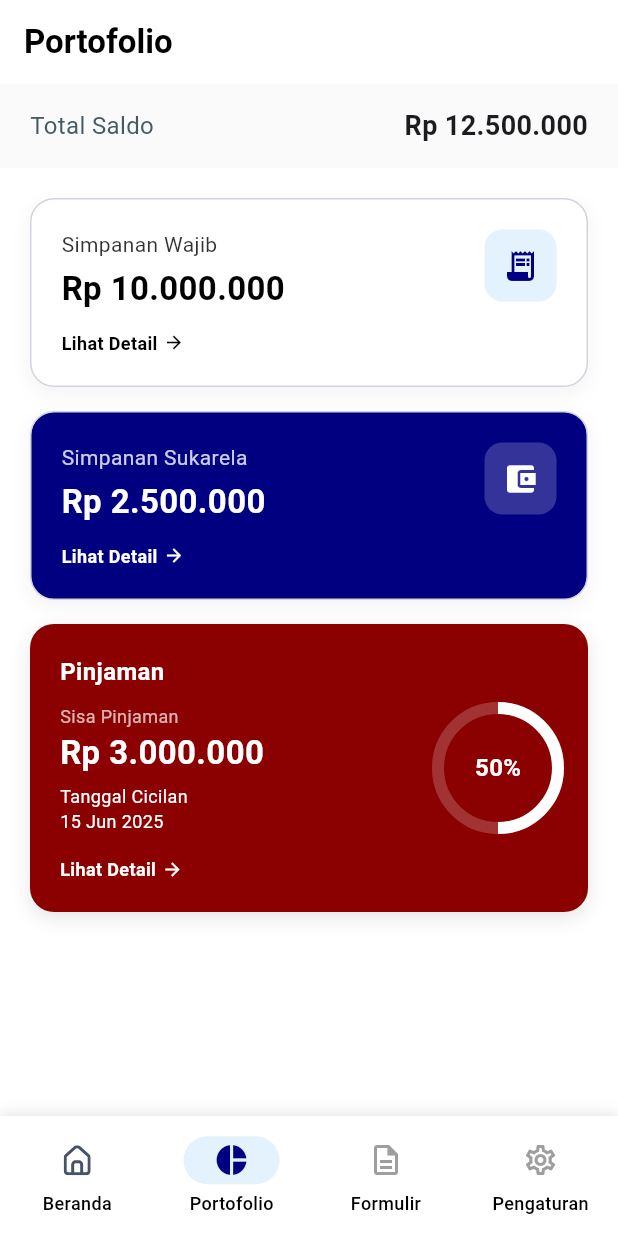
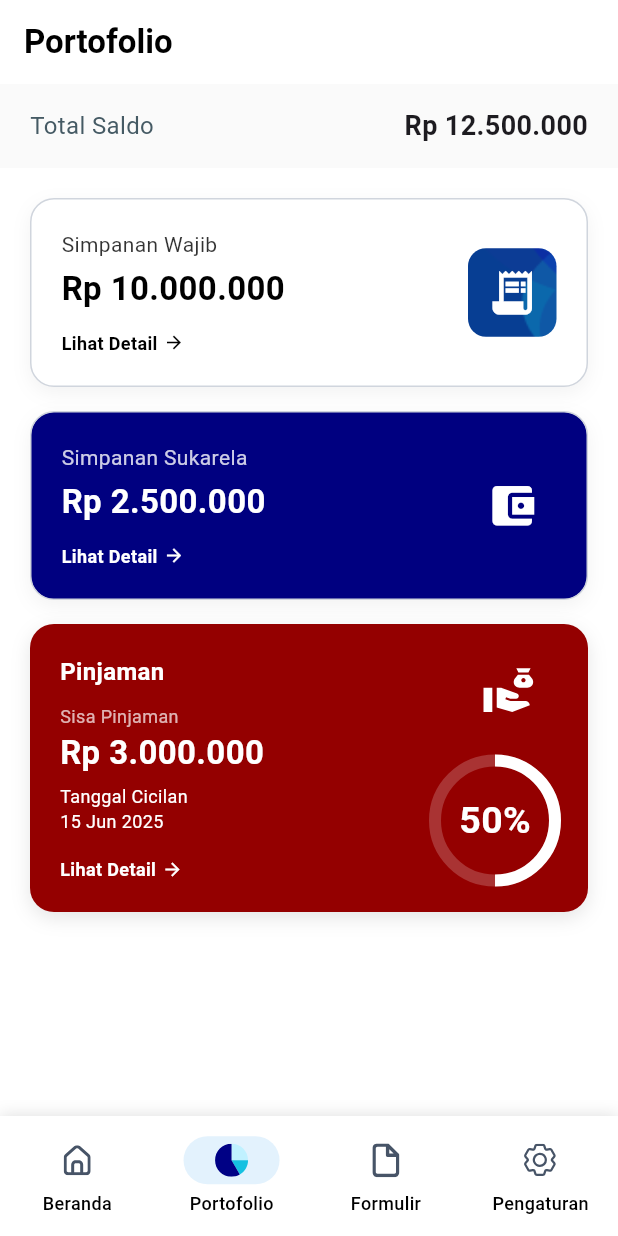
Before and after one commit to JudsonR1/kopkar_testing, a Flutter app: the Navigation screen opened directly, item 2 of the bottom bar chosen, on a phone screen of 412 x 824 dp. Run offline on Flutter 3.47's test engine with Material 3 defaults, Android fonts, the phone set to English and light mode, and no system bars; our stand-ins replace equatable, flutter_bloc, flutter_svg; network calls fail.

Commit message:
Update UI based on Figma design

```diff
--- a/lib/features/auth/presentation/screens/auth_screen.dart
+++ b/lib/features/auth/presentation/screens/auth_screen.dart
@@ -62,6 +62,7 @@ class _AuthViewState extends State<AuthView> {
         }
       },
       child: Scaffold(
+        resizeToAvoidBottomInset: false,
         backgroundColor: const Color(0xFF000080),
         body: Column(
           children: [
--- a/lib/features/auth/presentation/widgets/login_form_widget.dart
+++ b/lib/features/auth/presentation/widgets/login_form_widget.dart
@@ -1,9 +1,10 @@
 import 'package:flutter/material.dart';
 import 'package:flutter_bloc/flutter_bloc.dart';
+import 'package:kopkar_testing/features/auth/presentation/cubit/auth_state.dart';
+
 import '../cubit/auth_cubit.dart';
+import 'custom_button.dart';
 import 'custom_text_field.dart';
-import 'custom_button.dart';
-import 'package:kopkar_testing/features/auth/presentation/cubit/auth_state.dart';
 
 class LoginFormWidget extends StatefulWidget {
   const LoginFormWidget({super.key});
@@ -19,8 +20,16 @@ class _LoginFormWidgetState extends State<LoginFormWidget> {
 
   @override
   Widget build(BuildContext context) {
-    return Padding(
-      padding: const EdgeInsets.all(24.0),
+    final bottomPadding = MediaQuery.of(context).viewInsets.bottom;
+    return GestureDetector(
+      onTap: () => FocusScope.of(context).unfocus(),
+      child: SingleChildScrollView(
+       padding: EdgeInsets.fromLTRB(
+        24,
+        24,
+        24,
+        bottomPadding + 24,
+      ),
         child: Column(
             crossAxisAlignment: CrossAxisAlignment.start,
             children: [
@@ -91,6 +100,8 @@ class _LoginFormWidgetState extends State<LoginFormWidget> {
               ),
             ],
           ),
+      ),
     );
+
   }
 }
--- a/lib/features/portfolio/presentation/cubit/portfolio_cubit.dart
+++ b/lib/features/portfolio/presentation/cubit/portfolio_cubit.dart
@@ -1,4 +1,5 @@
 import 'package:flutter_bloc/flutter_bloc.dart';
+
 import '../../../home/domain/entities/transaction_entities.dart';
 import 'portfolio_state.dart';
 
--- a/lib/features/portfolio/presentation/screens/portfolio_screen.dart
+++ b/lib/features/portfolio/presentation/screens/portfolio_screen.dart
@@ -70,6 +70,7 @@ class PortfolioView extends StatelessWidget {
                           title: "Simpanan Wajib",
                           amount: data.mandatorySavings,
                           icon: Icons.receipt_long,
+                          iconBackgroundImage: const AssetImage('assets/portfolio_page/simpanan_wajib_bg.png'),
                           onDetailTap: () {
                              // Handle Navigation Here
                              print("Navigate to Simpanan Wajib Detail");
@@ -84,7 +85,7 @@ class PortfolioView extends StatelessWidget {
                           icon: Icons.account_balance_wallet,
                           backgroundColor: const Color(0xFF000080), // Dark Blue
                           textColor: Colors.white,
-                          iconBackgroundColor: Colors.white.withOpacity(0.2),
+                          iconBackgroundColor: const Color.fromARGB(0, 255, 255, 255),
                           onDetailTap: () {
                              print("Navigate to Simpanan Sukarela Detail");
                           },
--- a/lib/features/portfolio/presentation/widgets/loan_card.dart
+++ b/lib/features/portfolio/presentation/widgets/loan_card.dart
@@ -1,4 +1,5 @@
 import 'package:flutter/material.dart';
+import 'package:flutter_svg/flutter_svg.dart';
 
 class LoanCard extends StatelessWidget {
   final double amount;
@@ -20,7 +21,7 @@ class LoanCard extends StatelessWidget {
       margin: const EdgeInsets.only(bottom: 16),
       padding: const EdgeInsets.all(20),
       decoration: BoxDecoration(
-        color: const Color(0xFF8B0000), // Dark Red
+        color: const Color.fromRGBO(148, 0, 0, 1), // Dark Red
         borderRadius: BorderRadius.circular(16),
         boxShadow: [
           BoxShadow(
@@ -60,7 +61,35 @@ class LoanCard extends StatelessWidget {
             ),
           ),
           // Circular Progress
-          Stack(
+          SizedBox(
+  width: 90,
+  height: 110,
+  child: Stack(
+    clipBehavior: Clip.none,
+    alignment:Alignment(0.6, -1),
+    children: [
+      // Icon
+      Positioned(
+        top: -20,
+        child: Container(
+          padding: const EdgeInsets.all(6),
+          decoration: const BoxDecoration(
+            color: Color.fromRGBO(148, 0, 0, 1),
+            shape: BoxShape.circle,
+          ),
+          child: SvgPicture.asset(
+               'assets/icons/loan_icon.svg',
+              width: 36,
+              height: 36,
+              ),
+        ),
+      ),
+
+      // Circle + centered text
+      Positioned(
+        bottom: -20,
+
+        child: Stack(
           alignment: Alignment.center,
           children: [
             SizedBox(
@@ -75,10 +104,21 @@ class LoanCard extends StatelessWidget {
             ),
             Text(
               "${(progress * 100).toInt()}%",
-                style: const TextStyle(color: Colors.white, fontWeight: FontWeight.bold, fontSize: 16),
+              style: const TextStyle(
+                color: Colors.white,
+                fontWeight: FontWeight.bold,
+                fontSize: 25,
+                height: 1, // important for vertical centering
+              ),
             ),
           ],
         ),
+      ),
+    ],
+  ),
+),
+
+
         ],
       ),
     );
--- a/lib/features/portfolio/presentation/widgets/portfolio_card.dart
+++ b/lib/features/portfolio/presentation/widgets/portfolio_card.dart
@@ -8,6 +8,8 @@ class PortfolioCard extends StatelessWidget {
   final Color textColor;
   final Color iconBackgroundColor;
   final VoidCallback onDetailTap; // Clickable action
+  final ImageProvider? iconBackgroundImage;
+  final Color iconColor;
 
   const PortfolioCard({
     super.key,
@@ -18,6 +20,8 @@ class PortfolioCard extends StatelessWidget {
     this.backgroundColor = Colors.white,
     this.textColor = Colors.black,
     this.iconBackgroundColor = const Color(0xFFE3F2FD), // Light Blue default
+    this.iconBackgroundImage,
+    this.iconColor = Colors.white
   });
 
   @override
@@ -38,7 +42,7 @@ class PortfolioCard extends StatelessWidget {
         ],
       ),
       child: Row(
-        crossAxisAlignment: CrossAxisAlignment.start,
+        crossAxisAlignment: CrossAxisAlignment.center,
         children: [
           // Text Section
           Expanded(
@@ -87,10 +91,16 @@ class PortfolioCard extends StatelessWidget {
           Container(
             padding: const EdgeInsets.all(12),
             decoration: BoxDecoration(
-              color: iconBackgroundColor,
               borderRadius: BorderRadius.circular(12),
+              color: iconBackgroundImage == null ? iconBackgroundColor : null,
+                image: iconBackgroundImage != null
+        ? DecorationImage(
+            image: iconBackgroundImage!,
+            fit: BoxFit.cover,
+          )
+        : null,
             ),
-            child: Icon(icon, color: backgroundColor == Colors.white ? const Color(0xFF000080) : Colors.white),
+            child: Icon(icon, size: 35, color: iconColor),
           ),
         ],
       ),
--- a/lib/navigation.dart
+++ b/lib/navigation.dart
@@ -48,20 +48,20 @@ Widget _customBottomBar() {
         _navItem(
           index: 1,
           label: 'Portofolio',
-          icon: const Icon(Icons.pie_chart_outline),
-          selectedIcon: const Icon(Icons.pie_chart),
+          icon: SvgPicture.asset('assets/icons/portfolio.svg',width: 22),
+          selectedIcon: SvgPicture.asset('assets/icons/selected_portfolio.svg',width: 22),
         ),
         _navItem(
           index: 2,
           label: 'Formulir',
-          icon: const Icon(Icons.description_outlined),
-          selectedIcon: const Icon(Icons.description),
+          icon: SvgPicture.asset('assets/icons/form.svg',width: 18),
+          selectedIcon: SvgPicture.asset('assets/icons/selected_form.svg',width: 18),
         ),
         _navItem(
           index: 3,
           label: 'Pengaturan',
-          icon: const Icon(Icons.settings_outlined),
-          selectedIcon: const Icon(Icons.settings),
+          icon: SvgPicture.asset('assets/icons/settings.svg',width: 22),
+          selectedIcon: SvgPicture.asset('assets/icons/selected_settings.svg',width: 22),
         ),
       ],
     ),
--- a/pubspec.yaml
+++ b/pubspec.yaml
@@ -60,6 +60,7 @@ flutter:
   assets:
     - assets/auth_page/
     - assets/home_page/
+    - assets/portfolio_page/
     - assets/icons/
   # The following line ensures that the Material Icons font is
   # included with your application, so that you can use the icons in
```
Also changed, not shown: assets/icons/form.svg (added), assets/icons/loan_icon.svg (added), assets/icons/portfolio.svg (added), assets/icons/selected_form.svg (added), assets/icons/selected_portfolio.svg (added), assets/icons/selected_settings.svg (added), assets/icons/settings.svg (added), assets/portfolio_page/simpanan_wajib_bg.png (added). Lines whose indentation alone changed are shown as unchanged.
